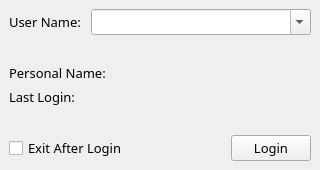
Qt form src/mainwindow.ui (ForeverCyril/SteamAccount-Switcher) before a commit.
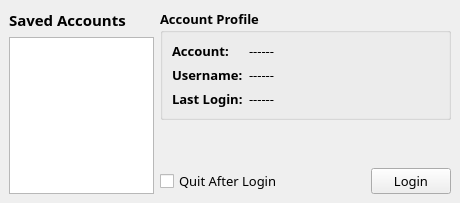
The same form after that commit. Icons and pictures are not drawn.

```diff
--- a/src/mainwindow.ui
+++ b/src/mainwindow.ui
@@ -9,16 +9,10 @@
    <rect>
     <x>0</x>
     <y>0</y>
-    <width>320</width>
-    <height>170</height>
+    <width>460</width>
+    <height>203</height>
    </rect>
   </property>
-  <property name="maximumSize">
-   <size>
-    <width>320</width>
-    <height>170</height>
-   </size>
-  </property>
   <property name="font">
    <font>
     <family>微软雅黑</family>
@@ -32,105 +26,138 @@
    <iconset theme=":/app_icon"/>
   </property>
   <widget class="QWidget" name="centralwidget">
+   <layout class="QHBoxLayout" name="horizontalLayout_3" stretch="1,2">
+    <item>
    <layout class="QVBoxLayout" name="verticalLayout">
+      <property name="sizeConstraint">
+       <enum>QLayout::SetMinimumSize</enum>
+      </property>
     <item>
-     <layout class="QHBoxLayout" name="horizontalLayout_2">
-      <item>
-       <widget class="QLabel" name="label">
-        <property name="sizePolicy">
-         <sizepolicy hsizetype="Preferred" vsizetype="Preferred">
-          <horstretch>0</horstretch>
-          <verstretch>0</verstretch>
-         </sizepolicy>
+       <widget class="QLabel" name="label_4">
+        <property name="font">
+         <font>
+          <family>微软雅黑</family>
+          <pointsize>11</pointsize>
+          <weight>75</weight>
+          <bold>true</bold>
+         </font>
         </property>
         <property name="text">
-         <string>User Name: </string>
+         <string>Saved Accounts</string>
         </property>
        </widget>
       </item>
       <item>
-       <widget class="QComboBox" name="users">
+       <widget class="QListWidget" name="list_account">
         <property name="sizePolicy">
-         <sizepolicy hsizetype="Expanding" vsizetype="Fixed">
+         <sizepolicy hsizetype="Expanding" vsizetype="Expanding">
           <horstretch>0</horstretch>
           <verstretch>0</verstretch>
          </sizepolicy>
         </property>
-        <property name="editable">
-         <bool>true</bool>
+        <property name="selectionBehavior">
+         <enum>QAbstractItemView::SelectRows</enum>
         </property>
        </widget>
       </item>
      </layout>
     </item>
     <item>
-     <spacer name="verticalSpacer_2">
-      <property name="orientation">
-       <enum>Qt::Vertical</enum>
-      </property>
-      <property name="sizeHint" stdset="0">
+     <layout class="QVBoxLayout" name="verticalLayout_2">
+      <item>
+       <widget class="QGroupBox" name="groupBox">
+        <property name="sizePolicy">
+         <sizepolicy hsizetype="Expanding" vsizetype="Preferred">
+          <horstretch>0</horstretch>
+          <verstretch>0</verstretch>
+         </sizepolicy>
+        </property>
+        <property name="minimumSize">
        <size>
-        <width>20</width>
-        <height>40</height>
-       </size>
-      </property>
-     </spacer>
-    </item>
-    <item>
-     <layout class="QGridLayout" name="gridLayout">
-      <item row="1" column="1">
-       <widget class="QLabel" name="time">
-        <property name="sizePolicy">
-         <sizepolicy hsizetype="Preferred" vsizetype="Preferred">
-          <horstretch>3</horstretch>
-          <verstretch>0</verstretch>
-         </sizepolicy>
+          <width>260</width>
+          <height>0</height>
+         </size>
+        </property>
+        <property name="font">
+         <font>
+          <family>微软雅黑</family>
+          <pointsize>10</pointsize>
+          <weight>75</weight>
+          <bold>true</bold>
+         </font>
         </property>
-        <property name="text">
-         <string notr="true"/>
+        <property name="title">
+         <string>Account Profile</string>
         </property>
-       </widget>
-      </item>
-      <item row="0" column="1">
-       <widget class="QLabel" name="name">
-        <property name="sizePolicy">
-         <sizepolicy hsizetype="Preferred" vsizetype="Preferred">
-          <horstretch>3</horstretch>
-          <verstretch>0</verstretch>
-         </sizepolicy>
-        </property>
-        <property name="text">
-         <string notr="true"/>
-        </property>
-       </widget>
-      </item>
+        <layout class="QFormLayout" name="formLayout">
       <item row="0" column="0">
-       <widget class="QLabel" name="label_2">
-        <property name="minimumSize">
-         <size>
-          <width>100</width>
-          <height>0</height>
-         </size>
-        </property>
+          <widget class="QLabel" name="label">
         <property name="text">
-         <string>Personal Name: </string>
+            <string>Account:</string>
         </property>
        </widget>
       </item>
       <item row="1" column="0">
-       <widget class="QLabel" name="label_5">
-        <property name="minimumSize">
-         <size>
-          <width>100</width>
-          <height>0</height>
-         </size>
-        </property>
+          <widget class="QLabel" name="label_2">
+           <property name="text">
+            <string>Username:</string>
+           </property>
+          </widget>
+         </item>
+         <item row="2" column="0">
+          <widget class="QLabel" name="label_3">
         <property name="text">
-         <string>Last Login: </string>
+            <string>Last Login:</string>
+           </property>
+          </widget>
+         </item>
+         <item row="0" column="1">
+          <widget class="QLabel" name="account">
+           <property name="font">
+            <font>
+             <family>微软雅黑</family>
+             <pointsize>10</pointsize>
+             <weight>50</weight>
+             <bold>false</bold>
+            </font>
+           </property>
+           <property name="text">
+            <string notr="true">------</string>
+           </property>
+          </widget>
+         </item>
+         <item row="1" column="1">
+          <widget class="QLabel" name="username">
+           <property name="font">
+            <font>
+             <family>微软雅黑</family>
+             <pointsize>10</pointsize>
+             <weight>50</weight>
+             <bold>false</bold>
+            </font>
+           </property>
+           <property name="text">
+            <string notr="true">------</string>
+           </property>
+          </widget>
+         </item>
+         <item row="2" column="1">
+          <widget class="QLabel" name="last_login">
+           <property name="font">
+            <font>
+             <family>微软雅黑</family>
+             <pointsize>10</pointsize>
+             <weight>50</weight>
+             <bold>false</bold>
+            </font>
+           </property>
+           <property name="text">
+            <string notr="true">------</string>
         </property>
        </widget>
       </item>
      </layout>
+       </widget>
     </item>
     <item>
      <spacer name="verticalSpacer">
@@ -150,10 +177,7 @@
       <item>
        <widget class="QCheckBox" name="autoexit">
         <property name="text">
-         <string>Exit After Login</string>
-        </property>
-        <property name="tristate">
-         <bool>false</bool>
+           <string>Quit After Login</string>
         </property>
        </widget>
       </item>
@@ -171,17 +195,19 @@
        </spacer>
       </item>
       <item>
-       <widget class="QPushButton" name="loginBtn">
+         <widget class="QPushButton" name="btn_login">
+          <property name="sizePolicy">
+           <sizepolicy hsizetype="Preferred" vsizetype="Fixed">
+            <horstretch>0</horstretch>
+            <verstretch>0</verstretch>
+           </sizepolicy>
+          </property>
         <property name="text">
          <string>Login</string>
         </property>
-        <property name="icon">
-         <iconset theme=":/app_icon"/>
-        </property>
-        <property name="flat">
-         <bool>false</bool>
-        </property>
-       </widget>
+         </widget>
+        </item>
+       </layout>
       </item>
      </layout>
     </item>
```
Left out of the diff: 5 changed lines with no effect on the pictures. Lines whose indentation alone changed are shown as unchanged.
